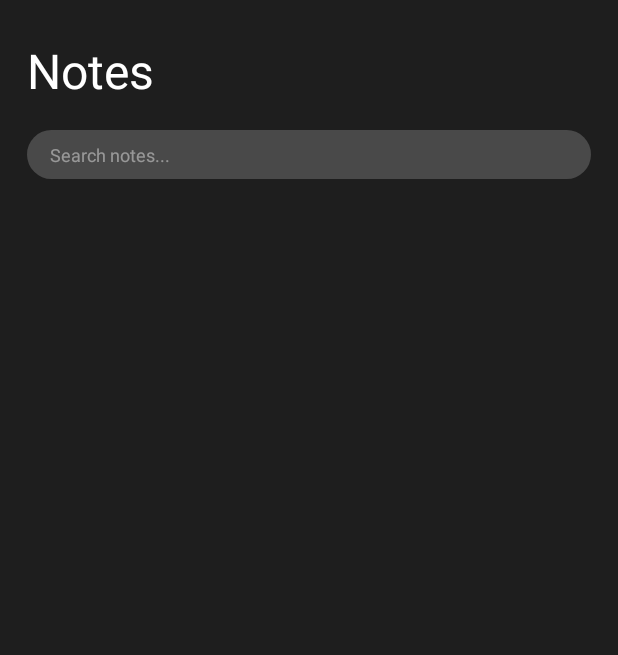
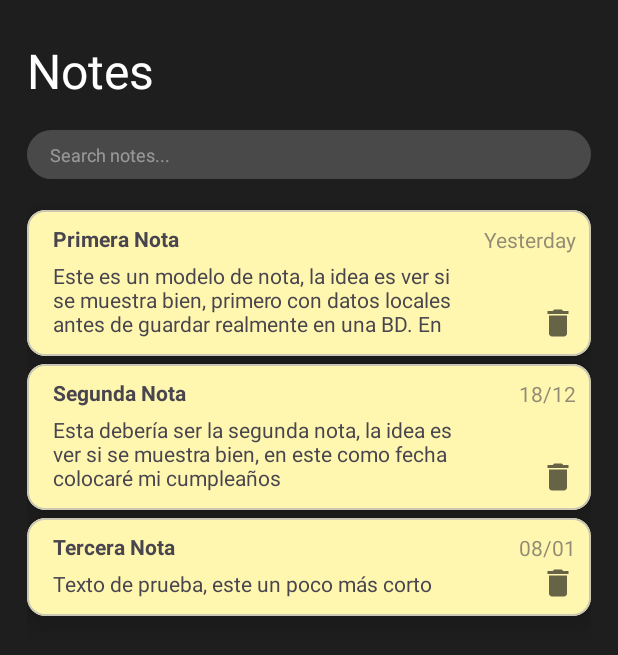
Before and after one commit to cvalera18/NotesApp, an Android app: the screen it shows after launch (MainActivity), on a phone screen of 412 x 824 dp. Shown: the top 655 px of the screen. Run offline under Robolectric (Android 15) with nearby library versions, the phone set to English and light mode, and no system bars; Roboto replaces fonts that are not available here.

Commit message:
RecyclerView config is ready

```diff
--- /dev/null
+++ b/app/src/main/java/com/example/notesapp/adapter/NotesAdapter.kt
@@ -0,0 +1,35 @@
+package com.example.notesapp.adapter
+
+import android.view.LayoutInflater
+import android.view.ViewGroup
+import androidx.recyclerview.widget.RecyclerView
+import com.example.notesapp.R
+import com.example.notesapp.model.Note
+
+class NotesAdapter(
+    private var noteList: List<Note>,
+    private var onClickListener: (Note) -> Unit,
+    private var onDeleteListener: (Note) -> Unit
+) : RecyclerView.Adapter<NotesViewHolder>() {
+    override fun onCreateViewHolder(parent: ViewGroup, viewType: Int): NotesViewHolder {
+        val layoutInflater = LayoutInflater.from(parent.context)
+        return NotesViewHolder(
+            layoutInflater.inflate(R.layout.item_note, parent, false), this
+        )
+    }
+
+    override fun getItemCount(): Int = noteList.size
+
+    override fun onBindViewHolder(holder: NotesViewHolder, position: Int) {
+        val item = noteList[position]
+        holder.render(
+            item, onClickListener, onDeleteListener
+        )
+    }
+
+    fun updateNotes(noteList: List<Note>) {
+        this.noteList = noteList
+        notifyDataSetChanged()
+    }
+
+}
--- /dev/null
+++ b/app/src/main/java/com/example/notesapp/adapter/NotesViewHolder.kt
@@ -0,0 +1,24 @@
+package com.example.notesapp.adapter
+
+import android.view.View
+import androidx.recyclerview.widget.RecyclerView.ViewHolder
+import com.example.notesapp.databinding.ItemNoteBinding
+import com.example.notesapp.model.Note
+
+class NotesViewHolder(
+    view: View,
+    private val notesAdapter: NotesAdapter
+) : ViewHolder(view) {
+
+    private val binding = ItemNoteBinding.bind(view)
+
+    fun render(
+        noteModel: Note,
+        onClickListener: (Note) -> Unit,
+        onDeleteListener: (Note) -> Unit
+    ) {
+        binding.tvTitle.text = noteModel.title
+        binding.tvNoteBody.text = noteModel.body
+        binding.tvDate.text = noteModel.date
+    }
+}
--- /dev/null
+++ b/app/src/main/java/com/example/notesapp/data/Repository.kt
@@ -0,0 +1,5 @@
+package com.example.notesapp.data
+
+object Repository {
+
+}
--- /dev/null
+++ b/app/src/main/java/com/example/notesapp/model/Note.kt
@@ -0,0 +1,8 @@
+package com.example.notesapp.model
+
+data class Note(
+    val id: Long,
+    val title: String,
+    val body: String,
+    val date: String
+)
--- /dev/null
+++ b/app/src/main/java/com/example/notesapp/model/NoteProvider.kt
@@ -0,0 +1,27 @@
+package com.example.notesapp.model
+
+class NoteProvider {
+
+    companion object {
+        val modelNoteList = listOf(
+            Note(
+                id = 1,
+                title = "Primera Nota",
+                body = "Este es un modelo de nota, la idea es ver si se muestra bien, primero con datos locales antes de guardar realmente en una BD. En fecha colocaremos una palabra",
+                date = "Yesterday"
+            ),
+            Note(
+                id = 2,
+                title = "Segunda Nota",
+                body = "Esta debería ser la segunda nota, la idea es ver si se muestra bien, en este como fecha colocaré mi cumpleaños",
+                date = "18/12"
+            ),
+            Note(
+                id = 3,
+                title = "Tercera Nota",
+                body = "Texto de prueba, este un poco más corto",
+                date = "08/01"
+            )
+        )
+    }
+}
--- a/app/src/main/java/com/example/notesapp/ui/main/NotesFragment.kt
+++ b/app/src/main/java/com/example/notesapp/ui/main/NotesFragment.kt
@@ -5,12 +5,19 @@ import androidx.fragment.app.Fragment
 import android.view.LayoutInflater
 import android.view.View
 import android.view.ViewGroup
+import androidx.fragment.app.viewModels
+import androidx.recyclerview.widget.LinearLayoutManager
 import com.example.notesapp.R
+import com.example.notesapp.adapter.NotesAdapter
 import com.example.notesapp.databinding.FragmentNotesBinding
+import com.example.notesapp.model.Note
+import com.example.notesapp.model.NoteProvider
 
 class NotesFragment : Fragment() {
     private var _binding: FragmentNotesBinding? = null
     private val binding get() = _binding!!
+    private lateinit var adapter: NotesAdapter
+    private val viewModel: NotesViewModel by viewModels()
 
     override fun onCreate(savedInstanceState: Bundle?) {
         super.onCreate(savedInstanceState)
@@ -26,6 +33,36 @@ class NotesFragment : Fragment() {
 
     override fun onViewCreated(view: View, savedInstanceState: Bundle?) {
         super.onViewCreated(view, savedInstanceState)
+        initRecyclerView()
+        observeNoteList()
+        getListNotes()
+
+    }
+
+    private fun getListNotes() {
+        viewModel.getListNotes()
+    }
+    private fun observeNoteList() {
+        viewModel.noteList.observe(viewLifecycleOwner) { noteList ->
+            adapter.updateNotes(noteList)
+        }
+    }
+    private fun initRecyclerView() {
+        adapter = NotesAdapter(
+            noteList = emptyList(),
+            onClickListener = { onItemSelected(it) },
+            onDeleteListener = { onItemDeleted(it) },
+        )
+        val llmanager = LinearLayoutManager(requireContext())
+        binding.recyclerNotesList.layoutManager = llmanager
+        binding.recyclerNotesList.adapter = adapter
+    }
+
+    private fun onItemDeleted(note: Note) {
+
+    }
+
+    private fun onItemSelected(note: Note) {
 
     }
 
--- /dev/null
+++ b/app/src/main/java/com/example/notesapp/ui/main/NotesViewModel.kt
@@ -0,0 +1,19 @@
+package com.example.notesapp.ui.main
+
+import androidx.lifecycle.LiveData
+import androidx.lifecycle.MutableLiveData
+import androidx.lifecycle.ViewModel
+import com.example.notesapp.data.Repository
+import com.example.notesapp.model.Note
+import com.example.notesapp.model.NoteProvider
+
+class NotesViewModel : ViewModel() {
+    private val repository = Repository
+    private val _noteList = MutableLiveData<List<Note>>(emptyList())
+    val noteList: LiveData<List<Note>> = _noteList
+
+    fun getListNotes() {
+        _noteList.value = NoteProvider.modelNoteList
+    }
+
+}
--- a/app/src/main/res/layout/fragment_notes.xml
+++ b/app/src/main/res/layout/fragment_notes.xml
@@ -22,7 +22,7 @@
 
 
     <EditText
-        android:id="@+id/editText"
+        android:id="@+id/etSearchNotes"
         android:layout_width="match_parent"
         android:layout_height="wrap_content"
         android:layout_margin="18dp"
@@ -42,6 +42,7 @@
         app:startIconDrawable="@drawable/baseline_search_24" />
 
     <androidx.recyclerview.widget.RecyclerView
+        android:id="@+id/recyclerNotesList"
         android:layout_width="match_parent"
         android:layout_height="0dp"
         android:layout_marginStart="18dp"
@@ -50,7 +51,7 @@
         app:layout_constraintBottom_toBottomOf="parent"
         app:layout_constraintEnd_toEndOf="parent"
         app:layout_constraintStart_toStartOf="parent"
-        app:layout_constraintTop_toBottomOf="@+id/editText">
+        app:layout_constraintTop_toBottomOf="@+id/etSearchNotes">
 
     </androidx.recyclerview.widget.RecyclerView>
 
--- a/app/src/main/res/layout/item_note.xml
+++ b/app/src/main/res/layout/item_note.xml
@@ -8,6 +8,7 @@
     android:checkable="true"
     android:clickable="true"
     android:focusable="true"
+    android:layout_marginTop="5dp"
     app:cardBackgroundColor="#FFF7AF"
     app:cardElevation="10dp">
 
@@ -16,13 +17,13 @@
         android:layout_height="wrap_content">
 
         <TextView
-            android:id="@+id/tvTittle"
+            android:id="@+id/tvTitle"
             android:layout_width="wrap_content"
             android:layout_height="wrap_content"
             android:layout_marginTop="9dp"
             android:layout_marginStart="17dp"
             android:fontFamily="@font/inder"
-            android:text="Tittle Note 1"
+            android:text="Title Note 1"
             android:textStyle="bold"
             app:layout_constraintStart_toStartOf="parent"
             app:layout_constraintTop_toTopOf="parent" />
@@ -36,13 +37,14 @@
             android:fontFamily="@font/inder"
             android:paddingTop="5dp"
             android:paddingBottom="12dp"
+            android:maxLines="3"
             android:text="@string/lorem_ipsum"
-            app:layout_constraintEnd_toStartOf="@+id/textView3"
+            app:layout_constraintEnd_toStartOf="@+id/tvDate"
             app:layout_constraintStart_toStartOf="parent"
-            app:layout_constraintTop_toBottomOf="@+id/tvTittle" />
+            app:layout_constraintTop_toBottomOf="@+id/tvTitle" />
 
         <TextView
-            android:id="@+id/textView3"
+            android:id="@+id/tvDate"
             android:layout_width="wrap_content"
             android:layout_height="wrap_content"
             android:fontFamily="@font/inder"
```
